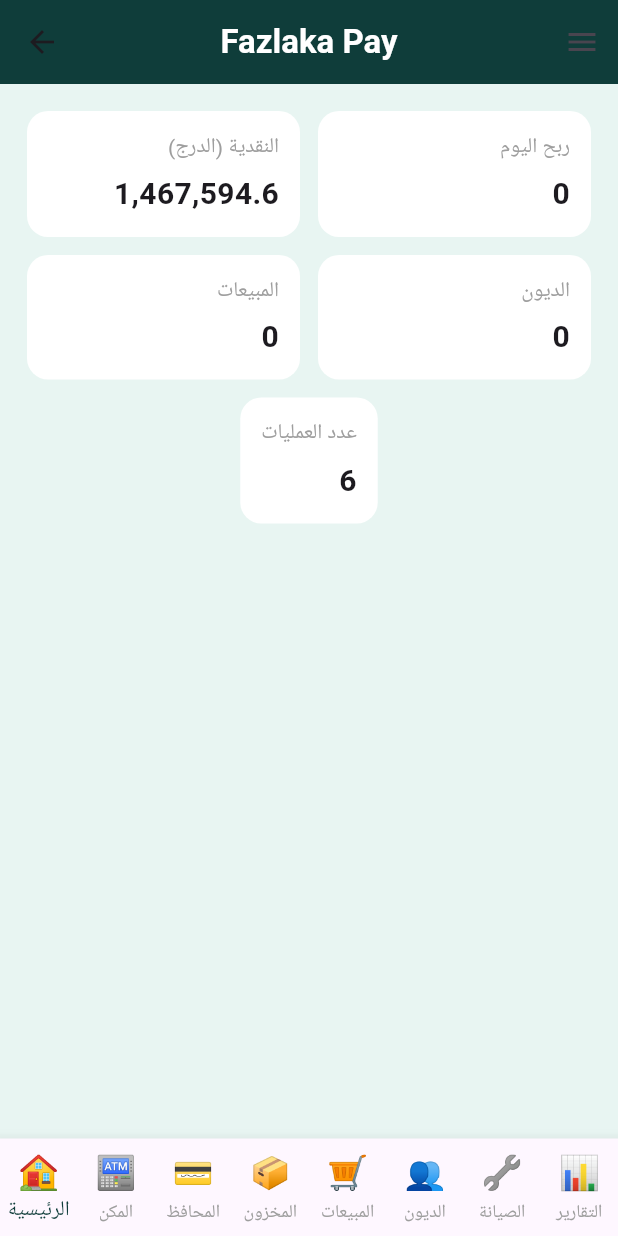
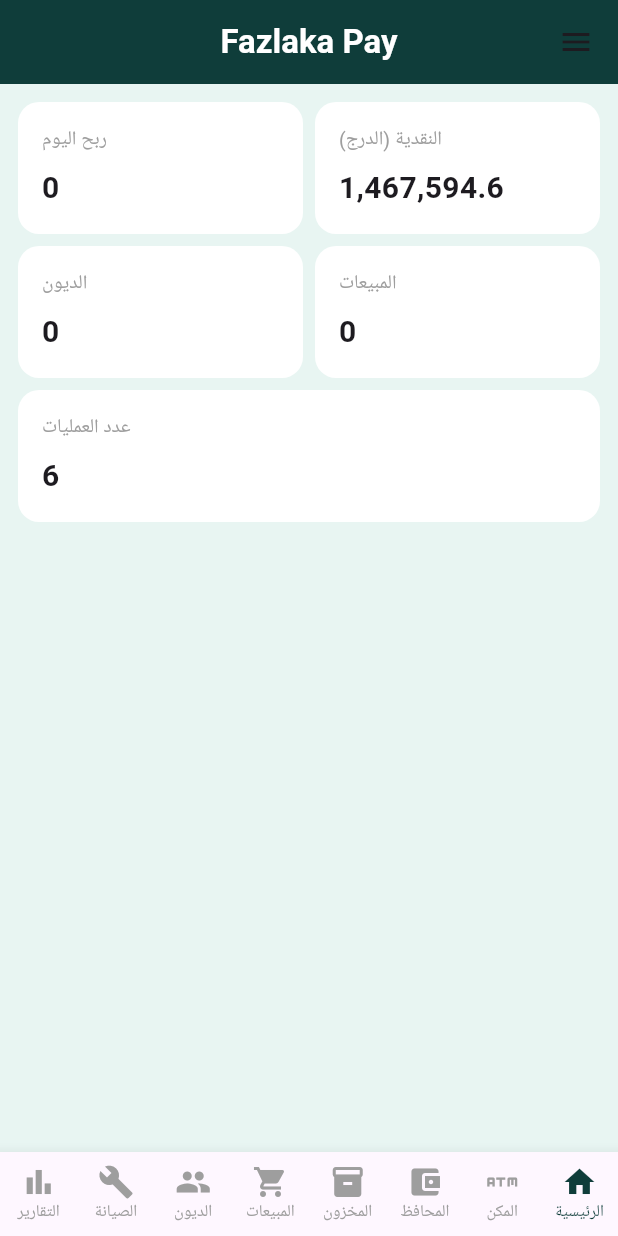
Before and after one commit to cinemainf-rgb/SMS_pay, a Flutter app: the DashboardScreen screen opened directly, on a phone screen of 412 x 824 dp. Run offline on Flutter 3.47's test engine with Material 3 defaults, Android fonts, the phone set to English and light mode, and no system bars; our stand-ins replace flutter_secure_storage, sqflite; accounts and stored records are empty.

Commit message:
Refactor dashboard screen layout and navigation

```diff
--- a/lib/dashboard/dashboard_screen.dart
+++ b/lib/dashboard/dashboard_screen.dart
@@ -17,46 +17,61 @@ class DashboardScreen extends StatefulWidget {
 class _DashboardScreenState extends State<DashboardScreen> {
   int _index = 0;
 
-  void _go(int tabIndex) {
+  void _go(int i) {
     Navigator.pop(context);
-    setState(() => _index = tabIndex);
+    setState(() => _index = i);
   }
 
   @override
   Widget build(BuildContext context) {
-    return Scaffold(
+    return Directionality(
+      textDirection: TextDirection.rtl,
+      child: Scaffold(
         appBar: AppBar(
           backgroundColor: const Color(0xFF0F3D3A),
           title: const Text('Fazlaka Pay', style: TextStyle(color: Colors.white, fontWeight: FontWeight.bold)),
           centerTitle: true,
         ),
-      endDrawer: Drawer(
+        drawer: Drawer(
+          child: Column(
+            children: [
+              Container(
+                width: double.infinity,
+                padding: const EdgeInsets.fromLTRB(16, 50, 16, 20),
+                color: const Color(0xFF0F3D3A),
+                child: const Column(
+                  crossAxisAlignment: CrossAxisAlignment.start,
+                  children: [
+                    Text('Fazlaka Pay', style: TextStyle(color: Colors.white, fontSize: 22, fontWeight: FontWeight.bold)),
+                    SizedBox(height: 4),
+                    Text('فزلكة', style: TextStyle(color: Colors.white70, fontSize: 16)),
+                  ],
+                ),
+              ),
+              Expanded(
                 child: ListView(
                   padding: EdgeInsets.zero,
                   children: [
-            const DrawerHeader(
-              decoration: BoxDecoration(color: Color(0xFF0F3D3A)),
-              child: Text('Fazlaka Pay\nفزلكة', style: TextStyle(color: Colors.white, fontSize: 22, fontWeight: FontWeight.bold)),
+                    _drawerItem(Icons.home, 'لوحة التحكم', () => _go(0)),
+                    _drawerItem(Icons.atm, 'المكن', () => _go(1)),
+                    _drawerItem(Icons.account_balance_wallet, 'المحافظ', () => _go(2)),
+                    _drawerItem(Icons.inventory_2, 'المخزون', () => _go(3)),
+                    _drawerItem(Icons.shopping_cart, 'المبيعات', () => _go(4)),
+                    _drawerItem(Icons.people, 'الديون', () => _go(5)),
+                    _drawerItem(Icons.build, 'الصيانة', () => _go(6)),
+                    _drawerItem(Icons.bar_chart, 'التقارير', () => _go(7)),
+                    const Divider(),
+                    _drawerItem(Icons.lock_clock, 'تقفيل اليوم', () => _go(7)),
+                    _drawerItem(Icons.archive, 'الأرشيف', () => _go(7)),
+                    _drawerItem(Icons.search, 'البحث', () => _go(0)),
+                    _drawerItem(Icons.backup, 'النسخ الاحتياطي', () => _go(0)),
+                    _drawerItem(Icons.file_download, 'تصدير البيانات', () => _go(7)),
+                    _drawerItem(Icons.settings, 'الإعدادات', () => _go(0)),
+                    _drawerItem(Icons.lock, 'قفل البرنامج', () {
+                      Navigator.pushReplacement(context, MaterialPageRoute(builder: (_) => const LockScreen(nextScreen: DashboardScreen())));
+                    }, isRed: true),
+                  ],
                 ),
-            ListTile(title: const Text('لوحة التحكم', textAlign: TextAlign.right), onTap: () => _go(0)),
-            ListTile(title: const Text('المكن', textAlign: TextAlign.right), onTap: () => _go(1)),
-            ListTile(title: const Text('المحافظ', textAlign: TextAlign.right), onTap: () => _go(2)),
-            ListTile(title: const Text('المخزون', textAlign: TextAlign.right), onTap: () => _go(3)),
-            ListTile(title: const Text('المبيعات', textAlign: TextAlign.right), onTap: () => _go(4)),
-            ListTile(title: const Text('الديون', textAlign: TextAlign.right), onTap: () => _go(5)),
-            ListTile(title: const Text('الصيانة', textAlign: TextAlign.right), onTap: () => _go(6)),
-            ListTile(title: const Text('التقارير', textAlign: TextAlign.right), onTap: () => _go(7)),
-            ListTile(title: const Text('تقفيل اليوم', textAlign: TextAlign.right), onTap: () => _go(7)),
-            ListTile(title: const Text('الأرشيف', textAlign: TextAlign.right), onTap: () => _go(7)),
-            ListTile(title: const Text('البحث', textAlign: TextAlign.right), onTap: () => _go(0)),
-            ListTile(title: const Text('النسخ الاحتياطي', textAlign: TextAlign.right), onTap: () => _go(0)),
-            ListTile(title: const Text('تصدير البيانات', textAlign: TextAlign.right), onTap: () => _go(7)),
-            ListTile(title: const Text('الإعدادات', textAlign: TextAlign.right), onTap: () => _go(0)),
-            ListTile(
-              title: const Text('قفل البرنامج 🔒', textAlign: TextAlign.right, style: TextStyle(color: Colors.red, fontWeight: FontWeight.bold)),
-              onTap: () {
-                Navigator.pushReplacement(context, MaterialPageRoute(builder: (_) => const LockScreen(nextScreen: DashboardScreen())));
-              },
               ),
             ],
           ),
@@ -66,19 +81,31 @@ class _DashboardScreenState extends State<DashboardScreen> {
           currentIndex: _index,
           selectedItemColor: const Color(0xFF0F3D3A),
           unselectedItemColor: Colors.grey,
+          selectedFontSize: 11,
+          unselectedFontSize: 11,
           onTap: (i) => setState(() => _index = i),
           type: BottomNavigationBarType.fixed,
           items: const [
-          BottomNavigationBarItem(icon: Text('🏠', style: TextStyle(fontSize: 22)), label: 'الرئيسية'),
-          BottomNavigationBarItem(icon: Text('🏧', style: TextStyle(fontSize: 22)), label: 'المكن'),
-          BottomNavigationBarItem(icon: Text('💳', style: TextStyle(fontSize: 22)), label: 'المحافظ'),
-          BottomNavigationBarItem(icon: Text('📦', style: TextStyle(fontSize: 22)), label: 'المخزون'),
-          BottomNavigationBarItem(icon: Text('🛒', style: TextStyle(fontSize: 22)), label: 'المبيعات'),
-          BottomNavigationBarItem(icon: Text('👥', style: TextStyle(fontSize: 22)), label: 'الديون'),
-          BottomNavigationBarItem(icon: Text('🔧', style: TextStyle(fontSize: 22)), label: 'الصيانة'),
-          BottomNavigationBarItem(icon: Text('📊', style: TextStyle(fontSize: 22)), label: 'التقارير'),
+            BottomNavigationBarItem(icon: Icon(Icons.home), label: 'الرئيسية'),
+            BottomNavigationBarItem(icon: Icon(Icons.atm), label: 'المكن'),
+            BottomNavigationBarItem(icon: Icon(Icons.account_balance_wallet), label: 'المحافظ'),
+            BottomNavigationBarItem(icon: Icon(Icons.inventory_2), label: 'المخزون'),
+            BottomNavigationBarItem(icon: Icon(Icons.shopping_cart), label: 'المبيعات'),
+            BottomNavigationBarItem(icon: Icon(Icons.people), label: 'الديون'),
+            BottomNavigationBarItem(icon: Icon(Icons.build), label: 'الصيانة'),
+            BottomNavigationBarItem(icon: Icon(Icons.bar_chart), label: 'التقارير'),
           ],
         ),
+      ),
+    );
+  }
+
+  Widget _drawerItem(IconData icon, String title, VoidCallback onTap, {bool isRed = false}) {
+    return ListTile(
+      dense: true,
+      leading: Icon(icon, size: 20, color: isRed ? Colors.red : const Color(0xFF0F3D3A)),
+      title: Text(title, style: TextStyle(color: isRed ? Colors.red : Colors.black87, fontWeight: isRed ? FontWeight.bold : FontWeight.normal)),
+      onTap: onTap,
     );
   }
 
@@ -96,26 +123,25 @@ class _DashboardScreenState extends State<DashboardScreen> {
   }
 
   Widget _home() {
-    return SingleChildScrollView(
+    return ListView(
       padding: const EdgeInsets.all(12),
-      child: Column(
       children: [
-          Row(children: [Expanded(child: _card('النقدية (الدرج)', '1,467,594.6')), Expanded(child: _card('ربح اليوم', '0'))]),
-          Row(children: [Expanded(child: _card('المبيعات', '0')), Expanded(child: _card('الديون', '0'))]),
+        Row(children: [Expanded(child: _card('النقدية (الدرج)', '1,467,594.6')), const SizedBox(width: 8), Expanded(child: _card('ربح اليوم', '0'))]),
+        const SizedBox(height: 8),
+        Row(children: [Expanded(child: _card('المبيعات', '0')), const SizedBox(width: 8), Expanded(child: _card('الديون', '0'))]),
+        const SizedBox(height: 8),
         _card('عدد العمليات', '6'),
       ],
-      ),
     );
   }
 
   Widget _card(String title, String value) {
     return Container(
-      margin: const EdgeInsets.all(6),
-      padding: const EdgeInsets.all(14),
+      padding: const EdgeInsets.all(16),
       decoration: BoxDecoration(color: Colors.white, borderRadius: BorderRadius.circular(14)),
       child: Column(crossAxisAlignment: CrossAxisAlignment.end, children: [
-        Text(title, style: const TextStyle(color: Colors.grey)),
-        const SizedBox(height: 6),
+        Text(title, style: const TextStyle(color: Colors.grey, fontSize: 13)),
+        const SizedBox(height: 8),
         Text(value, style: const TextStyle(fontSize: 20, fontWeight: FontWeight.bold)),
       ]),
     );
```
Lines whose indentation alone changed are shown as unchanged.
